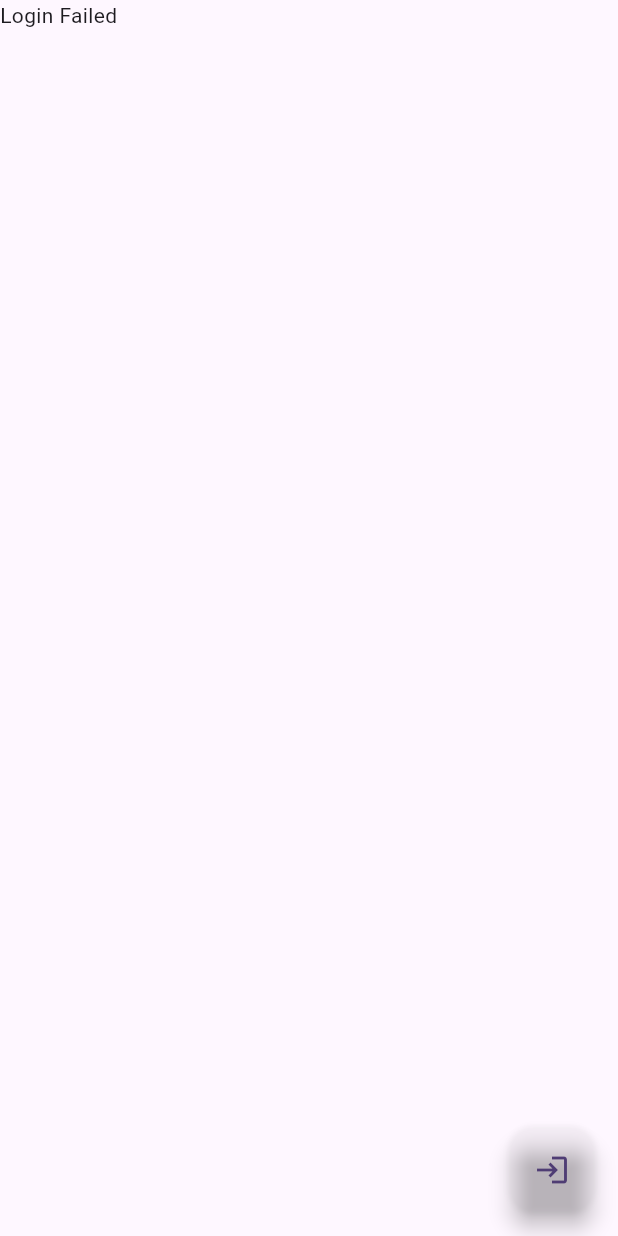
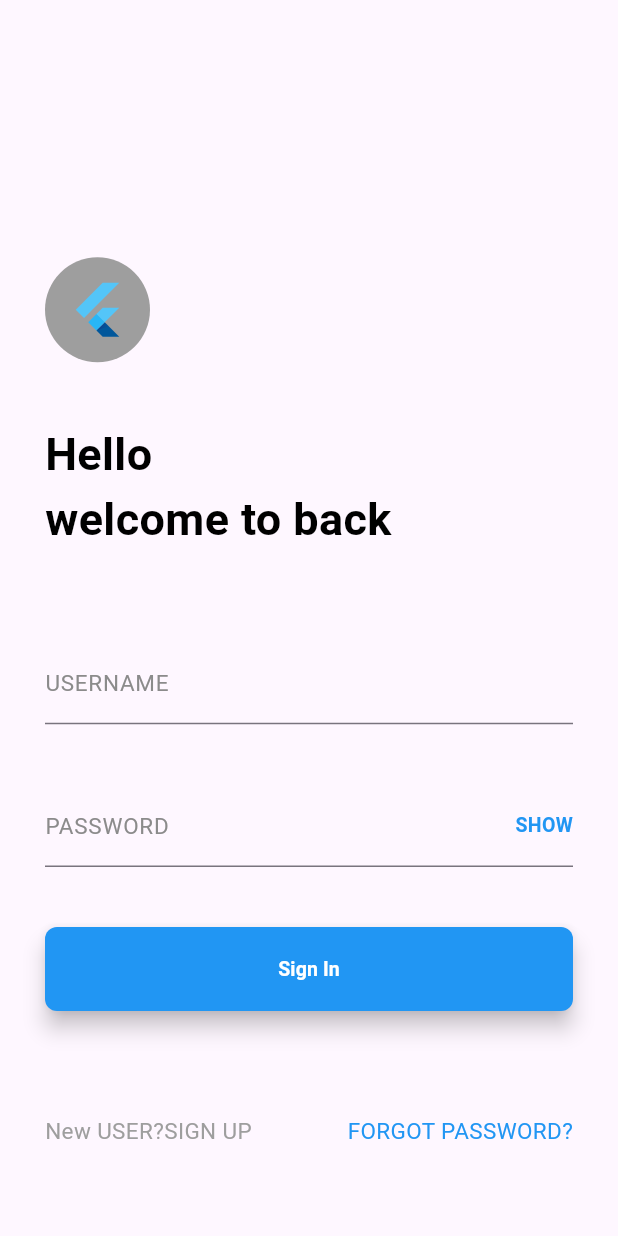
Before and after one commit to namtien151/demoBloc, a Flutter app: the screen it shows after launch, on a phone screen of 412 x 824 dp. Run offline on Flutter 3.47's test engine with Material 3 defaults, Android fonts, the phone set to English and light mode, and no system bars.

Commit message:
Add new project vietnix

```diff
--- a/lib/View/login_screen.dart
+++ /dev/null
@@ -1,42 +0,0 @@
-import 'package:demo_bloc/blocs/login_bloc.dart';
-import 'package:demo_bloc/blocs/login_event.dart';
-import 'package:demo_bloc/blocs/login_state.dart';
-import 'package:flutter/material.dart';
-
-class LoginScreen extends StatefulWidget {
-  const LoginScreen({super.key});
-
-  @override
-  State<LoginScreen> createState() => _LoginScreenState();
-}
-
-class _LoginScreenState extends State<LoginScreen> {
-  var loginBloc = LoginBloc();
-  onPressed() {
-    loginBloc.send(LoginEvent.login);
-  }
-
-  @override
-  Widget build(BuildContext context) {
-    return Scaffold(
-      body: StreamBuilder(
-        stream: loginBloc.state,
-        builder: (context, snapshot) {
-          if (snapshot.data!.isLoading) {
-            return const CircularProgressIndicator();
-          } else if (snapshot.data!.isFailure) {
-            return const Text('Login Failed');
-          } else {
-            return const Text('Login success');
-          }
-        },
-        initialData: LoginState.initial(),
-      ),
-      floatingActionButton: FloatingActionButton(
-        onPressed: onPressed,
-        backgroundColor: const Color(0x00000000),
-        child: const Icon(Icons.login),
-      ),
-    );
-  }
-}
--- a/lib/blocs/login_event.dart
+++ /dev/null
@@ -1,4 +0,0 @@
-// enum là chứa các thành phần xung quanh nó đều còn const hết
-enum LoginEvent {
-  login
-}
--- a/lib/blocs/login_state.dart
+++ /dev/null
@@ -1,21 +0,0 @@
-import 'dart:isolate';
-
-class LoginState {
-  final bool isLoading ;
-  final bool isSuccess ;
-  final bool isFailure ;
-  LoginState({required this.isLoading , required this.isSuccess , required this.isFailure}) ;
-  factory LoginState.initial() { // trạng thái ban đầu
-    return LoginState(isLoading:false, isSuccess:false, isFailure:true);
-  }
-   factory LoginState.loading() {
-    return LoginState(isLoading:true, isSuccess:false, isFailure:false);
-  }
-  factory LoginState.success() {
-    return LoginState(isLoading:false, isSuccess:true, isFailure:false);
-  }
-   factory LoginState.failure() { // trạng thái ban đầu
-    return LoginState(isLoading:false, isSuccess:false, isFailure:true);
-  }
-
-}
--- /dev/null
+++ b/lib/src/app.dart
@@ -0,0 +1,19 @@
+import 'package:demo_bloc/src/resources/login_page.dart';
+import 'package:flutter/cupertino.dart';
+import 'package:flutter/material.dart';
+
+class MyApp extends StatefulWidget {
+  const MyApp({super.key});
+
+  @override
+  State<MyApp> createState() => _MyAppState();
+}
+
+class _MyAppState extends State<MyApp> {
+  @override
+  Widget build(BuildContext context) {
+    return new MaterialApp(
+      home: LoginPage(),
+    );
+  }
+}
--- /dev/null
+++ b/lib/src/blocs/login_bloc.dart
@@ -0,0 +1,30 @@
+import 'dart:async';
+
+import 'package:demo_bloc/src/validators/validations.dart';
+
+class LoginBloc {
+  final StreamController _userController = StreamController();
+  final StreamController _passwordController = StreamController();
+  Stream get userStream => _userController.stream ;
+  Stream get passStream => _passwordController.stream ;
+
+
+  bool isValidInfo(String username, String password) {
+    if (!Validations.isValidUser(username)) {
+      _userController.sink.addError('tài khoản không hợp lệ'); // sink như 1 kiểu dữ liệu đầu vào và stream như 1 dữ liệu đầu ra
+       return false;
+    }
+     _userController.sink.add('ok'); // ok
+    if(Validations.isValidPass(password)){
+      _passwordController.sink.addError('mật khẩu không hợp lệ');
+      return false;
+    }
+
+    _passwordController.sink.add('ok');
+          return true;
+  }
+  void dispose() {
+    _userController.close() ;
+    _passwordController.close() ;
+  }
+}
--- /dev/null
+++ b/lib/src/resources/login_page.dart
@@ -0,0 +1,163 @@
+import 'package:demo_bloc/src/blocs/login_bloc.dart';
+import 'package:demo_bloc/src/resources/home_page.dart';
+import 'package:flutter/cupertino.dart';
+import 'package:flutter/material.dart';
+
+class LoginPage extends StatefulWidget {
+  const LoginPage({super.key});
+
+  @override
+  State<LoginPage> createState() => _LoginPageState();
+}
+
+class _LoginPageState extends State<LoginPage> {
+  LoginBloc bloc = LoginBloc();
+  bool showPass = false;
+  TextEditingController userController = TextEditingController();
+  TextEditingController passController = TextEditingController();
+
+  bool userInvalid = false;
+  bool passInvalid = false;
+  @override
+  Widget build(BuildContext context) {
+    return MaterialApp(
+      home: Scaffold(
+        body: Container(
+          padding: const EdgeInsets.fromLTRB(30, 0, 30, 10),
+          constraints: const BoxConstraints.expand(),
+          child: Column(
+            mainAxisAlignment: MainAxisAlignment.end,
+            crossAxisAlignment: CrossAxisAlignment.start, // bên trái của column
+            children: [
+              Padding(
+                padding: const EdgeInsets.fromLTRB(0, 0, 0, 40),
+                child: Container(
+                  width: 70,
+                  height: 70,
+                  padding: const EdgeInsets.all(15),
+                  decoration: const BoxDecoration(
+                    shape: BoxShape.circle,
+                    color: Colors.grey,
+                  ),
+                  child: const FlutterLogo(),
+                ),
+              ),
+              const Padding(
+                padding: EdgeInsets.fromLTRB(0, 0, 0, 60),
+                child: Text(
+                  "Hello\nwelcome to back",
+                  style: TextStyle(
+                      fontWeight: FontWeight.bold,
+                      color: Colors.black,
+                      fontSize: 30),
+                ),
+              ),
+              Padding(
+                padding: const EdgeInsets.fromLTRB(0, 0, 0, 40),
+                child: StreamBuilder(
+                  stream: bloc.userStream,
+                  builder: (context, snapshot) => TextField(
+                      controller: userController,
+                      decoration: InputDecoration(
+                          errorText: snapshot.hasError
+                              ? snapshot.error.toString()
+                              : null,
+                          labelText: 'USERNAME',
+                          labelStyle: const TextStyle(
+                              color: Color(0xff8888888), fontSize: 15))),
+                ),
+              ),
+              Padding(
+                padding: const EdgeInsets.fromLTRB(0, 0, 0, 40),
+                child: Stack(
+                  alignment: AlignmentDirectional.centerEnd,
+                  children: [
+                    StreamBuilder(
+                      stream: bloc.passStream,
+                      builder: (context, snapshot) => TextField(
+                          controller: passController,
+                          obscureText: !showPass,
+                          decoration: InputDecoration(
+                              errorText: snapshot.hasError
+                                  ? snapshot.error.toString()
+                                  : null,
+                              labelText: 'PASSWORD',
+                              labelStyle: const TextStyle(
+                                  color: Color(0xff8888888), fontSize: 15))),
+                    ),
+                    GestureDetector(
+                      onTap: onToggleShowPass,
+                      child: Text(
+                        showPass ? "HIDE" : "SHOW",
+                        style: const TextStyle(
+                            color: Colors.blue,
+                            fontSize: 13,
+                            fontWeight: FontWeight.bold),
+                      ),
+                    )
+                  ],
+                ),
+              ),
+              Padding(
+                padding: const EdgeInsets.fromLTRB(0, 0, 0, 30),
+                child: SizedBox(
+                  width: double.infinity,
+                  height: 56,
+                  child: FloatingActionButton(
+                    onPressed: onSignInClicked,
+                    backgroundColor: Colors.blue,
+                    shape: const RoundedRectangleBorder(
+                        borderRadius: BorderRadius.all(Radius.circular(8))),
+                    child: const Text(
+                      'Sign In',
+                      style: TextStyle(
+                          fontSize: 13,
+                          fontWeight: FontWeight.bold,
+                          color: Colors.white),
+                    ),
+                  ),
+                ),
+              ),
+              const Padding(
+                  padding: EdgeInsets.fromLTRB(0, 0, 0, 10),
+                  child: SizedBox(
+                    height: 100,
+                    width: double.infinity,
+                    child: Row(
+                      mainAxisAlignment: MainAxisAlignment.spaceBetween,
+                      children: [
+                        Text(
+                          'New USER?SIGN UP',
+                          style: TextStyle(color: Colors.grey, fontSize: 15),
+                        ),
+                        Text(
+                          'FORGOT PASSWORD?',
+                          style: TextStyle(fontSize: 15, color: Colors.blue),
+                        )
+                      ],
+                    ),
+                  ))
+            ],
+          ),
+        ),
+      ),
+    );
+  }
+
+  void onToggleShowPass() {
+    setState(() {
+      showPass = !showPass;
+    });
+  }
+
+  void onSignInClicked() {
+    if (bloc.isValidInfo(userController.text, passController.text)) {
+        Navigator.push(context, MaterialPageRoute(builder: gotoHome));
+    }
+
+  }
+}
+
+Widget gotoHome(BuildContext) {
+  return const HomePage();
+}
--- /dev/null
+++ b/lib/src/validators/validations.dart
@@ -0,0 +1,9 @@
+class Validations {
+  static bool isValidUser(String user) {
+    return user != null && user.length > 6 && user.contains("@") ;
+  }
+  static bool isValidPass(String pass){
+    return pass != null && pass.length > 6 ;
+
+  }
+}
```
Also changed, not shown: lib/blocs/login_bloc.dart (deleted, +0 -21 lines), lib/main.dart (+5 -124 lines), lib/src/resources/home_page.dart (added, +13 -0 lines).
